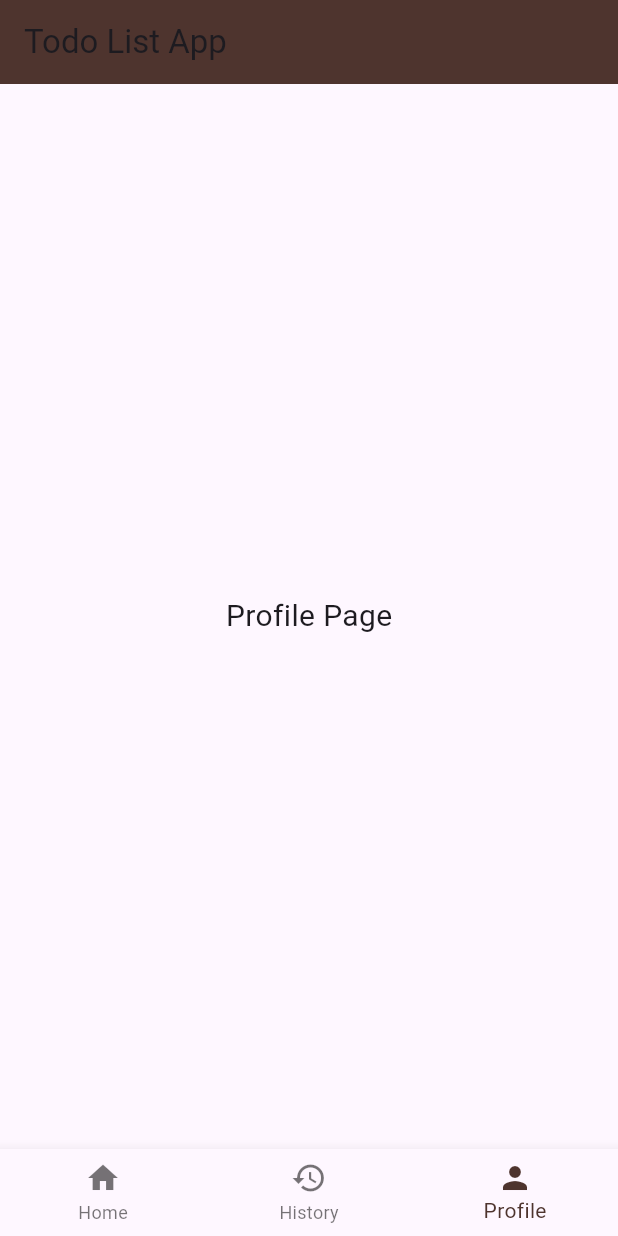
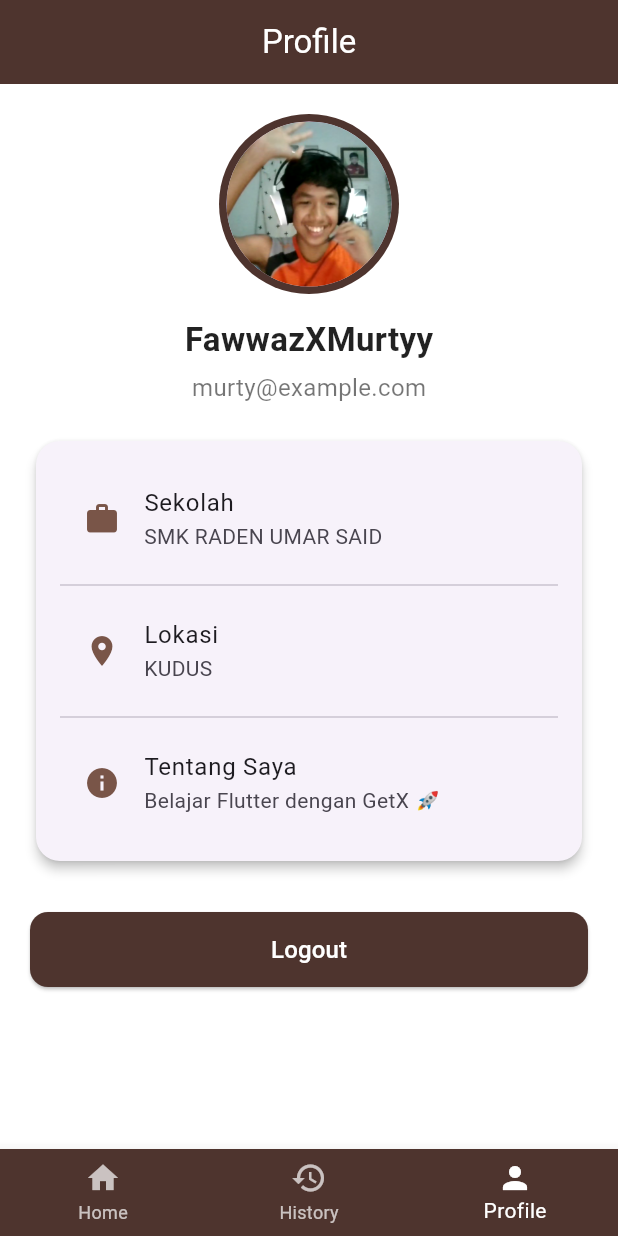
Before and after one commit to fawwazz-z/todo_list_app, a Flutter app: the DashboardPage screen opened directly, item 3 of the bottom bar chosen, on a phone screen of 412 x 824 dp. Run offline on Flutter 3.47's test engine with Material 3 defaults, Android fonts, the phone set to English and light mode, and no system bars; our stand-ins replace get.

Commit message:
profilepage

```diff
--- a/lib/controllers/dashboard_controller.dart
+++ b/lib/controllers/dashboard_controller.dart
@@ -1,18 +1,11 @@
-import 'package:flutter/material.dart';
 import 'package:get/get.dart';
 
 class DashboardController extends GetxController {
-  final pageController = PageController();
-  var selectedIndex = 0.obs;
+  // Index tab aktif
+  var currentIndex = 0.obs;
 
-  void changePage(int index) {
-    selectedIndex.value = index;
-    pageController.jumpToPage(index);
-  }
-
-  @override
-  void onClose() {
-    pageController.dispose();
-    super.onClose();
+  // Fungsi untuk ganti tab
+  void changeTab(int index) {
+    currentIndex.value = index;
   }
 }
--- a/lib/controllers/login_controller.dart
+++ b/lib/controllers/login_controller.dart
@@ -12,7 +12,7 @@ class LoginController extends GetxController {
 
   void login() {
     if (usernameController.text == "admin" &&
-        passwordController.text == "1234") {
+        passwordController.text == "11") {
       isLoggedIn.value = true;
       Get.snackbar("Success", "Login berhasil");
 
--- a/lib/pages/dashboard_page.dart
+++ b/lib/pages/dashboard_page.dart
@@ -1,37 +1,48 @@
 import 'package:flutter/material.dart';
 import 'package:get/get.dart';
-import '../controllers/dashboard_controller.dart';
+import '../../controllers/dashboard_controller.dart';
+import 'todo_list_page.dart';
+import 'history_page.dart';
+import 'profile_page.dart';
 
-class DashboardPage extends GetView<DashboardController> {
+class DashboardPage extends StatelessWidget {
   const DashboardPage({super.key});
-
-  static const List<Widget> _pages = [
-    Center(child: Text("Home Page", style: TextStyle(fontSize: 20))),
-    Center(child: Text("History Page", style: TextStyle(fontSize: 20))),
-    Center(child: Text("Profile Page", style: TextStyle(fontSize: 20))),
-  ];
 
   @override
   Widget build(BuildContext context) {
+    final DashboardController controller = Get.find();
+
+    // Daftar halaman untuk tiap tab
+    final List<Widget> pages = [
+      const TodoListPage(),
+      const HistoryPage(),
+      const ProfilePage(),
+    ];
+
     return Obx(() {
       return Scaffold(
-        appBar: AppBar(
-          title: const Text("Todo List App"),
+        body: pages[controller.currentIndex.value],
+
+        // Bottom Navigation
+        bottomNavigationBar: BottomNavigationBar(
+          currentIndex: controller.currentIndex.value,
+          onTap: controller.changeTab,
           backgroundColor: Colors.brown[800],
-        ),
-        body: PageView(
-          controller: controller.pageController,
-          onPageChanged: (index) => controller.selectedIndex.value = index,
-          children: _pages,
-        ),
-        bottomNavigationBar: BottomNavigationBar(
-          currentIndex: controller.selectedIndex.value,
-          onTap: controller.changePage,
-          selectedItemColor: Colors.brown[800],
+          selectedItemColor: Colors.white,
+          unselectedItemColor: Colors.white70,
           items: const [
-            BottomNavigationBarItem(icon: Icon(Icons.home), label: "Home"),
-            BottomNavigationBarItem(icon: Icon(Icons.history), label: "History"),
-            BottomNavigationBarItem(icon: Icon(Icons.person), label: "Profile"),
+            BottomNavigationBarItem(
+              icon: Icon(Icons.home),
+              label: "Home",
+            ),
+            BottomNavigationBarItem(
+              icon: Icon(Icons.history),
+              label: "History",
+            ),
+            BottomNavigationBarItem(
+              icon: Icon(Icons.person),
+              label: "Profile",
+            ),
           ],
         ),
       );
--- /dev/null
+++ b/lib/pages/history_page.dart
@@ -0,0 +1,10 @@
+import 'package:flutter/widgets.dart';
+
+class HistoryPage extends StatelessWidget {
+  const HistoryPage({super.key});
+
+  @override
+  Widget build(BuildContext context) {
+    return const Placeholder();
+  }
+}
--- /dev/null
+++ b/lib/pages/profile_page.dart
@@ -0,0 +1,109 @@
+import 'package:flutter/material.dart';
+
+class ProfilePage extends StatelessWidget {
+  const ProfilePage({super.key});
+
+  @override
+  Widget build(BuildContext context) {
+    return Scaffold(
+      backgroundColor: Colors.white,
+      appBar: AppBar(
+        backgroundColor: Colors.brown[800], // tema coklat tua
+        title: const Text(
+          "Profile",
+          style: TextStyle(color: Colors.white),
+        ),
+        centerTitle: true,
+        elevation: 0,
+      ),
+      body: SingleChildScrollView(
+        padding: const EdgeInsets.all(20),
+        child: Column(
+          crossAxisAlignment: CrossAxisAlignment.center,
+          children: [
+            // Foto Profil Dummy
+            CircleAvatar(
+              radius: 60,
+              backgroundColor: Colors.brown[800],
+              child: const CircleAvatar(
+                radius: 55,
+                backgroundImage: AssetImage('images/murty.png'),
+              ),
+            ),
+            const SizedBox(height: 15),
+
+            // Nama & Email Dummy
+            const Text(
+              "FawwazXMurtyy",
+              style: TextStyle(
+                fontSize: 22,
+                fontWeight: FontWeight.bold,
+                color: Colors.black87,
+              ),
+            ),
+            const SizedBox(height: 5),
+            const Text(
+              "murty@example.com",
+              style: TextStyle(
+                fontSize: 16,
+                color: Colors.black54,
+              ),
+            ),
+
+            const SizedBox(height: 20),
+
+            // Card Informasi Dummy
+            Card(
+              shape: RoundedRectangleBorder(
+                borderRadius: BorderRadius.circular(16),
+              ),
+              elevation: 3,
+              child: Padding(
+                padding: const EdgeInsets.all(16),
+                child: Column(
+                  children: const [
+                    ListTile(
+                      leading: Icon(Icons.work, color: Colors.brown),
+                      title: Text("Sekolah"),
+                      subtitle: Text("SMK RADEN UMAR SAID"),
+                    ),
+                    Divider(),
+                    ListTile(
+                      leading: Icon(Icons.location_on, color: Colors.brown),
+                      title: Text("Lokasi"),
+                      subtitle: Text("KUDUS"),
+                    ),
+                    Divider(),
+                    ListTile(
+                      leading: Icon(Icons.info, color: Colors.brown),
+                      title: Text("Tentang Saya"),
+                      subtitle: Text("Belajar Flutter dengan GetX 🚀"),
+                    ),
+                  ],
+                ),
+              ),
+            ),
+
+            const SizedBox(height: 30),
+
+            // Tombol Logout Dummy (tidak ada fungsi)
+            ElevatedButton(
+              onPressed: () {},
+              style: ElevatedButton.styleFrom(
+                backgroundColor: Colors.brown[800],
+                minimumSize: const Size(double.infinity, 50),
+                shape: RoundedRectangleBorder(
+                  borderRadius: BorderRadius.circular(12),
+                ),
+              ),
+              child: const Text(
+                "Logout",
+                style: TextStyle(fontSize: 16, color: Colors.white),
+              ),
+            ),
+          ],
+        ),
+      ),
+    );
+  }
+}
--- /dev/null
+++ b/lib/pages/todo_list_page.dart
@@ -0,0 +1,10 @@
+import 'package:flutter/widgets.dart';
+
+class TodoListPage extends StatelessWidget {
+  const TodoListPage({super.key});
+
+  @override
+  Widget build(BuildContext context) {
+    return const Placeholder();
+  }
+}
--- a/pubspec.yaml
+++ b/pubspec.yaml
@@ -20,3 +20,5 @@ dev_dependencies:
 
 flutter:
   uses-material-design: true
+  assets:
+    - images/
```
Also changed, not shown: images/murty.png (added).
